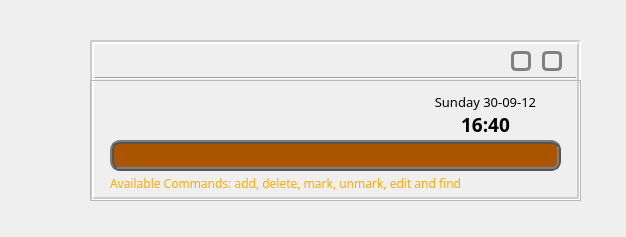
Above: SeamPLE/SeampleView.ui from Riandy/cs2103aug12-f09-1c before the change. Below: the same form after it.
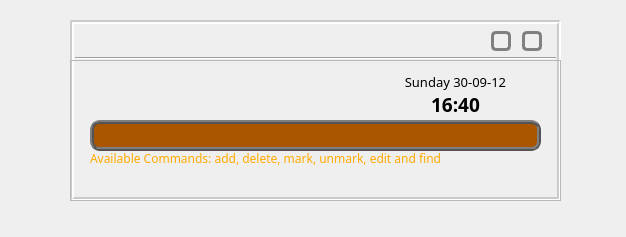
That is the form after the change. Icons and pictures are not drawn. Custom widgets are drawn as their Qt base class.

Commit message: Gui Update: increase size of label for additional one more line to be added

```diff
--- a/SeamPLE/SeampleView.ui
+++ b/SeamPLE/SeampleView.ui
@@ -57,10 +57,10 @@
    <widget class="QFrame" name="frame">
     <property name="geometry">
      <rect>
-      <x>90</x>
-      <y>40</y>
+      <x>70</x>
+      <y>20</y>
       <width>491</width>
-      <height>161</height>
+      <height>181</height>
      </rect>
     </property>
     <property name="styleSheet">
@@ -185,7 +185,7 @@
        <x>0</x>
        <y>40</y>
        <width>491</width>
-       <height>121</height>
+       <height>141</height>
       </rect>
      </property>
      <property name="frameShape">
@@ -230,9 +230,9 @@
       <property name="geometry">
        <rect>
         <x>20</x>
-        <y>95</y>
+        <y>90</y>
         <width>451</width>
-        <height>16</height>
+        <height>41</height>
        </rect>
       </property>
       <property name="font">
@@ -254,6 +254,9 @@
 &lt;/style&gt;&lt;/head&gt;&lt;body style=&quot; font-family:'MV Boli'; font-size:9pt; font-weight:400; font-style:normal;&quot;&gt;
 &lt;p style=&quot; margin-top:0px; margin-bottom:0px; margin-left:0px; margin-right:0px; -qt-block-indent:0; text-indent:0px;&quot;&gt;&lt;span style=&quot; color:#ffaa00;&quot;&gt;Available Commands: add, delete, mark, unmark, edit and find&lt;/span&gt;&lt;/p&gt;&lt;/body&gt;&lt;/html&gt;</string>
       </property>
+      <property name="alignment">
+       <set>Qt::AlignLeading|Qt::AlignLeft|Qt::AlignTop</set>
+      </property>
       <property name="textInteractionFlags">
        <set>Qt::LinksAccessibleByMouse</set>
       </property>
@@ -261,7 +264,7 @@
      <widget class="QLabel" name="label_2">
       <property name="geometry">
        <rect>
-        <x>320</x>
+        <x>310</x>
         <y>10</y>
         <width>151</width>
         <height>51</height>
```
The commit also changes 2 other files.
